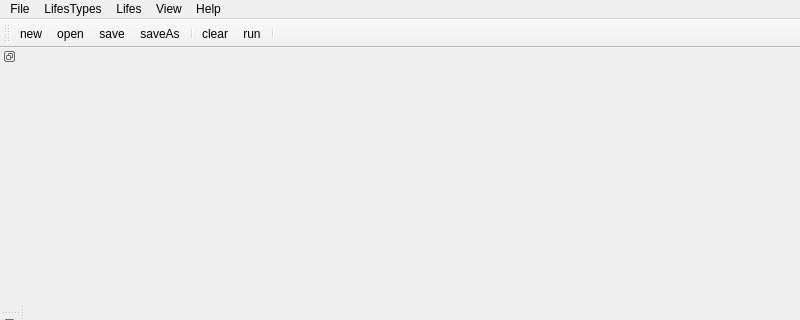
dridk/estel, file widget/simmainwindow.ui: the form before one commit; both pictures show x 0 to 800 and y 0 to 320 of the 800 by 600 pixel window.
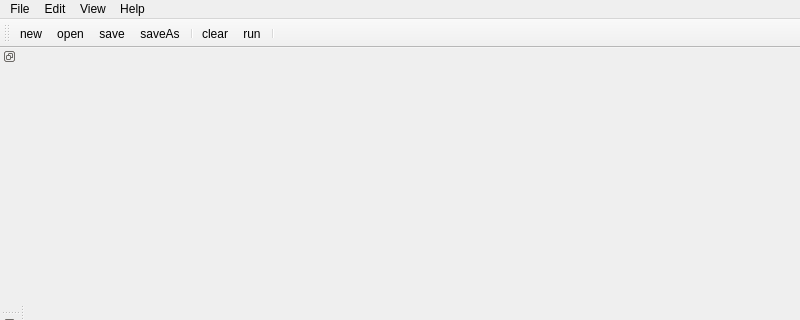
The form after the commit. Icons and pictures are not drawn.

Commit message: add UndoCommand for SimMainWindow and add new Edit menu

```diff
--- a/widget/simmainwindow.ui
+++ b/widget/simmainwindow.ui
@@ -38,23 +38,11 @@
     <addaction name="separator"/>
     <addaction name="actionQuit"/>
    </widget>
-   <widget class="QMenu" name="menuLifes">
-    <property name="title">
-     <string>Lifes</string>
-    </property>
-    <addaction name="separator"/>
-    <addaction name="separator"/>
-   </widget>
    <widget class="QMenu" name="menuHelp">
     <property name="title">
      <string>Help</string>
     </property>
    </widget>
-   <widget class="QMenu" name="menuLifesTypes">
-    <property name="title">
-     <string>LifesTypes</string>
-    </property>
-   </widget>
    <widget class="QMenu" name="menuView">
     <property name="title">
      <string>View</string>
@@ -62,9 +50,16 @@
     <addaction name="actionAnimator"/>
     <addaction name="actionLifeEditor"/>
    </widget>
+   <widget class="QMenu" name="menuEdit">
+    <property name="title">
+     <string>Edit</string>
+    </property>
+    <addaction name="actionUndo"/>
+    <addaction name="actionRedo"/>
+    <addaction name="separator"/>
+   </widget>
    <addaction name="menuFile"/>
-   <addaction name="menuLifesTypes"/>
-   <addaction name="menuLifes"/>
+   <addaction name="menuEdit"/>
    <addaction name="menuView"/>
    <addaction name="menuHelp"/>
   </widget>
```
Left out of the diff: 22 changed lines with no effect on the pictures. The commit also changes 5 other files.
